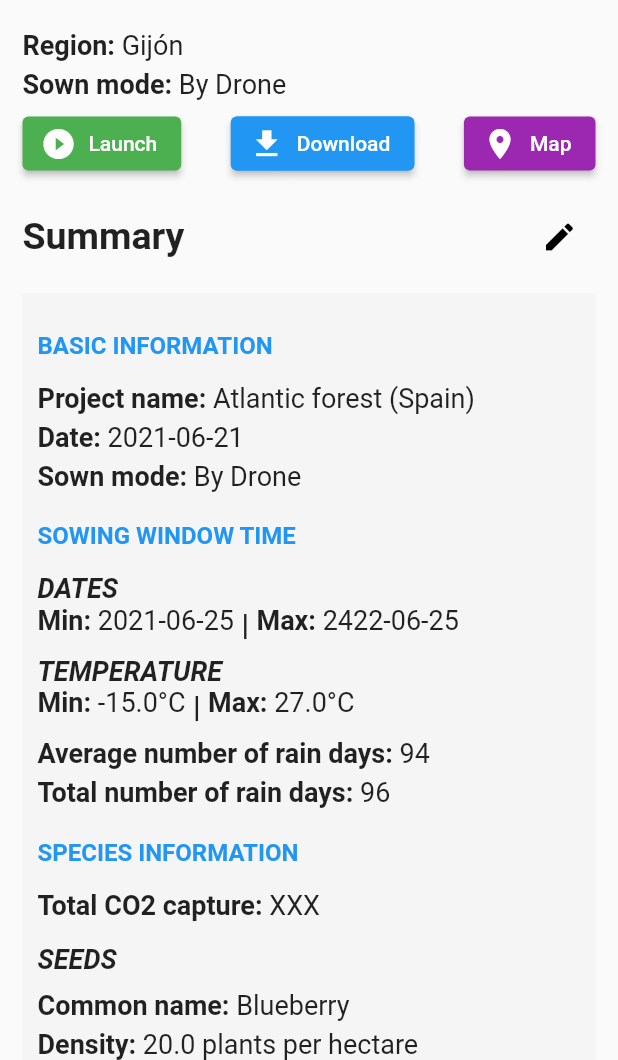
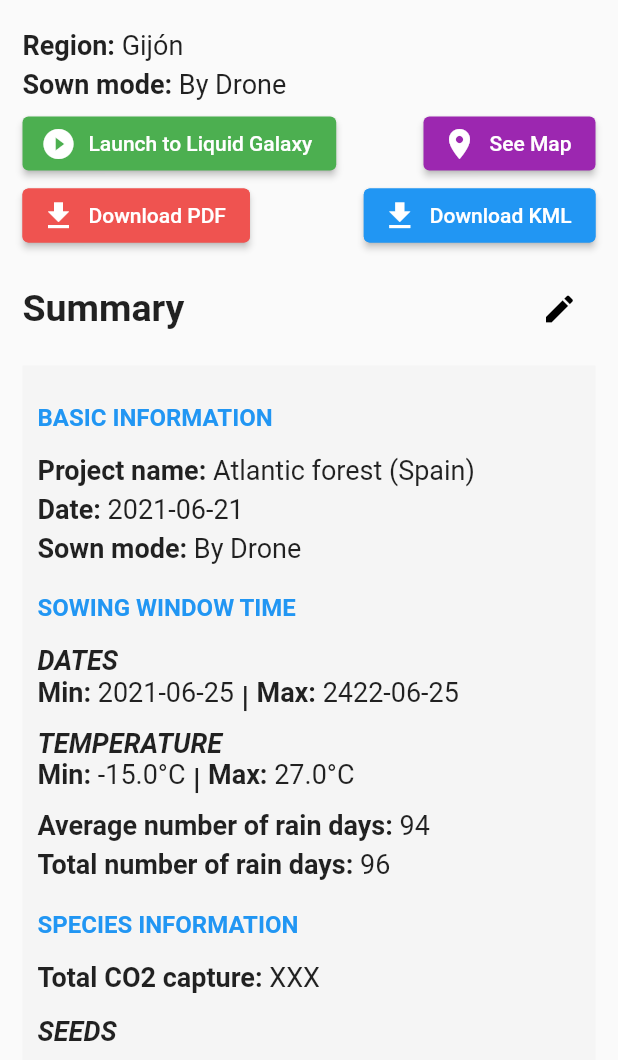
Before and after one commit to LiquidGalaxyLAB/reforestation-assistant-simulator, a Flutter app: the ProjectView screen opened directly with empty values, on a phone screen of 412 x 824 dp, the part 176-1236 px from its top. Run offline on Flutter 3.47's test engine with Material 2 defaults, Android fonts, the phone set to English and light mode, and no system bars; our stand-ins replace firebase_auth, firebase_core, geolocator, google_maps_flutter, google_sign_in, pdf and 4 more; missing offline and left inert: downloads_path_provider, googleapis, ssh; accounts and stored records are empty.

Commit message:
implemented download kml

```diff
--- a/ras/lib/screens/ProjectView.dart
+++ b/ras/lib/screens/ProjectView.dart
@@ -1,3 +1,5 @@
+import 'dart:io';
+
 import 'package:flutter/material.dart';
 import 'package:ras/models/Project.dart';
 import 'package:ras/models/kml/Kml.dart';
@@ -5,6 +7,7 @@ import 'package:ras/repositories/Project.dart';
 import 'package:ras/route-args/MapViewArgs.dart';
 import 'package:ras/route-args/ProjectBuilderArgs.dart';
 import 'package:ras/route-args/ProjectViewArgs.dart';
+import 'package:ras/services/KmlGenerator.dart';
 import 'package:ras/services/LGConnection.dart';
 import 'package:ras/services/PdfGenerator.dart';
 import 'package:ras/widgets/AppBar.dart';
@@ -21,6 +24,44 @@ class ProjectView extends StatefulWidget {
 
 class _ProjectViewState extends State<ProjectView> {
   bool isOpen = false;
+
+  downloadKml(Project project) async {
+    // create kml based on geodata attribute
+    String content = KML.buildKMLContent(project.geodata.markers,
+        project.geodata.areaPolygon, project.geodata.landingPoint);
+    KML kml = KML(project.projectName, content);
+    final kmlDone = kml.mount();
+
+    var status = await Permission.storage.status;
+
+    if (status.isGranted) {
+      try {
+        await KMLGenerator.generateKML(kmlDone, project.projectName);
+        showAlertDialog('Success!',
+            'You can find a KML containing the map data of the project in your Downloads folder');
+      } catch (e) {
+        print('error $e');
+        showAlertDialog('Ops!',
+            'You have to enable storage managing permissions to download the project KML');
+      }
+    } else {
+      var isGranted = await Permission.storage.request().isGranted;
+      if (isGranted) {
+        // download kml
+        try {
+          await KMLGenerator.generateKML(kmlDone, project.projectName);
+          showAlertDialog('Success!',
+              'You can find a KML containing the map data of the project in your Downloads folder');
+        } catch (e) {
+          print('error $e');
+          showAlertDialog('Ops!',
+              'You have to enable storage managing permissions to download the project KML');
+        }
+      } else
+        showAlertDialog('Ops!',
+            'You have to enable storage managing permissions to download the project KML');
+    }
+  }
 
   downloadPdf(Project project) async {
     var status = await Permission.storage.status;
@@ -203,7 +244,7 @@ class _ProjectViewState extends State<ProjectView> {
                           onPressed: () {
                             launchToLG(args);
                           },
-                          label: Text('Launch'),
+                          label: Text('Launch to Liquid Galaxy'),
                           icon: Icon(Icons.play_circle_fill_outlined),
                         )
                       : ElevatedButton.icon(
@@ -218,25 +259,41 @@ class _ProjectViewState extends State<ProjectView> {
                         ),
                   ElevatedButton.icon(
                     style: ElevatedButton.styleFrom(
-                      primary: Colors.blue,
-                      side: BorderSide(color: Colors.blue, width: 1),
-                    ),
-                    onPressed: () {
-                      downloadPdf(args.project);
-                    },
-                    label: Text('Download'),
-                    icon: Icon(Icons.download),
-                  ),
-                  ElevatedButton.icon(
-                    style: ElevatedButton.styleFrom(
                       primary: Colors.purple,
                     ),
                     onPressed: () {
                       Navigator.pushNamed(context, '/map-view',
                           arguments: MapViewArgs(args.project.geodata));
                     },
-                    label: Text('Map'),
+                    label: Text('See Map'),
                     icon: Icon(Icons.place),
+                  ),
+                ],
+              ),
+              Row(
+                mainAxisAlignment: MainAxisAlignment.spaceBetween,
+                children: [
+                  ElevatedButton.icon(
+                    style: ElevatedButton.styleFrom(
+                      primary: Colors.red.shade400,
+                      side: BorderSide(color: Colors.red.shade400, width: 1),
+                    ),
+                    onPressed: () {
+                      downloadPdf(args.project);
+                    },
+                    label: Text('Download PDF'),
+                    icon: Icon(Icons.download),
+                  ),
+                  ElevatedButton.icon(
+                    style: ElevatedButton.styleFrom(
+                      primary: Colors.blue,
+                      side: BorderSide(color: Colors.blue, width: 1),
+                    ),
+                    onPressed: () {
+                      downloadKml(args.project);
+                    },
+                    label: Text('Download KML'),
+                    icon: Icon(Icons.download),
                   ),
                 ],
               ),
```
Also changed, not shown: ras/lib/services/KmlGenerator.dart (added, +22 -0 lines).
